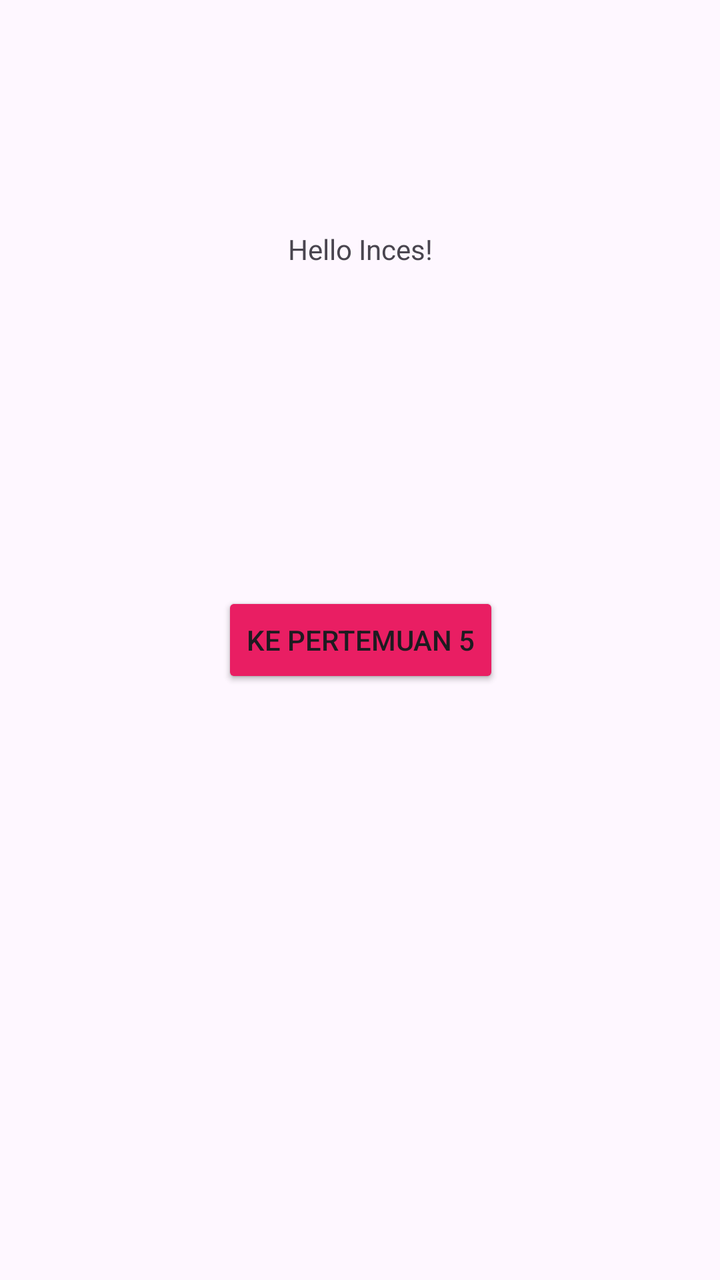
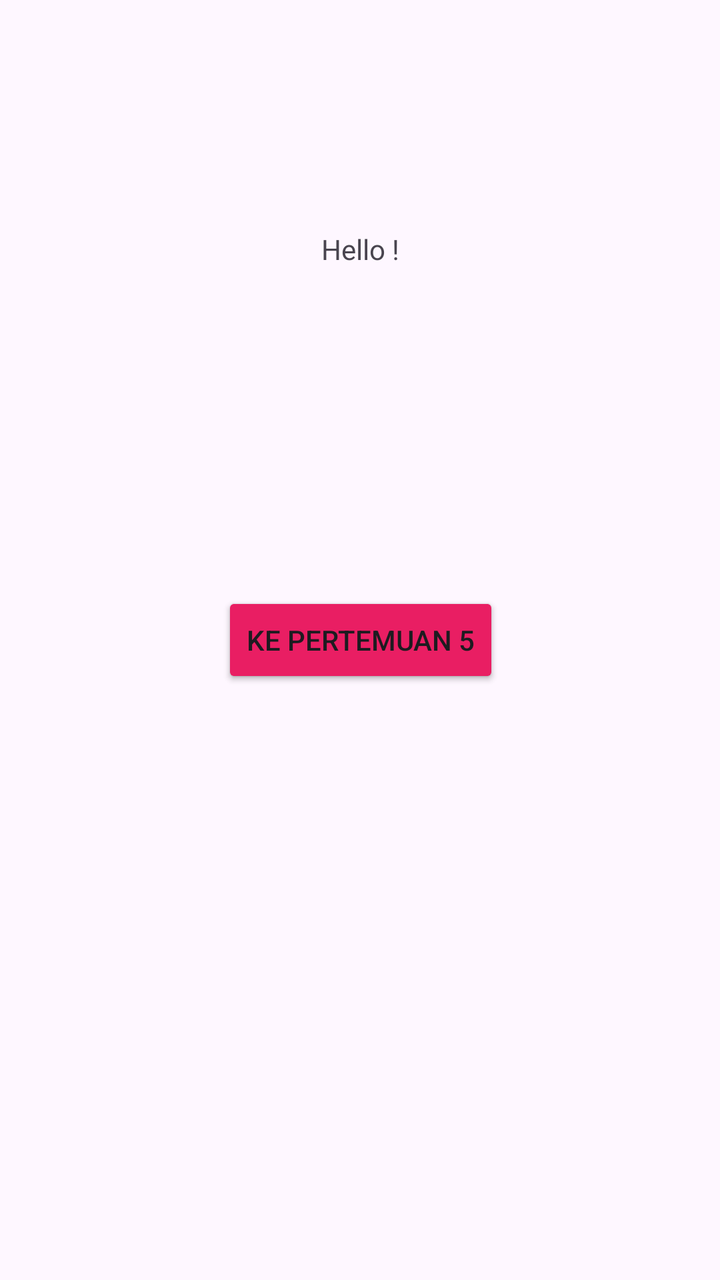

Compare the two renders of this Android layout. The source of the first and the diff that turns it into the second are given below.
<!-- AndroidManifest.xml: application theme Theme.Venuszhierly -->
<!-- res/layout/activity_main.xml -->
<?xml version="1.0" encoding="utf-8"?>
<androidx.constraintlayout.widget.ConstraintLayout xmlns:android="http://schemas.android.com/apk/res/android"
    xmlns:app="http://schemas.android.com/apk/res-auto"
    xmlns:tools="http://schemas.android.com/tools"
    android:id="@+id/main"
    android:layout_width="match_parent"
    android:layout_height="match_parent"
    tools:context=".MainActivity">

    <TextView
        android:id="@+id/tvHello"
        android:layout_width="wrap_content"
        android:layout_height="wrap_content"
        android:layout_marginBottom="162dp"
        android:text="Hello Inces!"
        app:layout_constraintBottom_toTopOf="@+id/btnToFourth"
        app:layout_constraintEnd_toEndOf="parent"
        app:layout_constraintStart_toStartOf="parent"
        app:layout_constraintTop_toTopOf="parent"
        app:layout_constraintVertical_bias="1.0" />

    <Button
        android:id="@+id/btnToFourth"
        android:layout_width="wrap_content"
        android:layout_height="wrap_content"
        android:text="Ke Pertemuan 4"
        android:backgroundTint="#E91E63"
        app:layout_constraintBottom_toBottomOf="parent"
        app:layout_constraintEnd_toEndOf="parent"
        app:layout_constraintStart_toStartOf="parent"
        app:layout_constraintTop_toTopOf="parent" />

    <Button
        android:id="@+id/btnToFifth"
        android:layout_width="wrap_content"
        android:layout_height="wrap_content"
        android:text="Ke Pertemuan 5"
        android:backgroundTint="#E91E63"
        app:layout_constraintBottom_toBottomOf="parent"
        app:layout_constraintHorizontal_bias="0.503"
        app:layout_constraintEnd_toEndOf="parent"
        app:layout_constraintStart_toStartOf="parent"
        app:layout_constraintTop_toTopOf="parent" />

</androidx.constraintlayout.widget.ConstraintLayout>
<!-- resources referenced by this layout -->
<resources>
  <style name="Theme.Venuszhierly" parent="Base.Theme.Venuszhierly" />
  <style name="Base.Theme.Venuszhierly" parent="Theme.Material3.DayNight.NoActionBar">
          
          
      </style>
</resources>

<!-- the commit's change to res/layout/activity_main.xml (unified diff, before → after) -->
@@ -12,7 +12,7 @@
         android:layout_width="wrap_content"
         android:layout_height="wrap_content"
         android:layout_marginBottom="162dp"
-        android:text="Hello Inces!"
+        android:text="Hello !"
         app:layout_constraintBottom_toTopOf="@+id/btnToFourth"
         app:layout_constraintEnd_toEndOf="parent"
         app:layout_constraintStart_toStartOf="parent"
